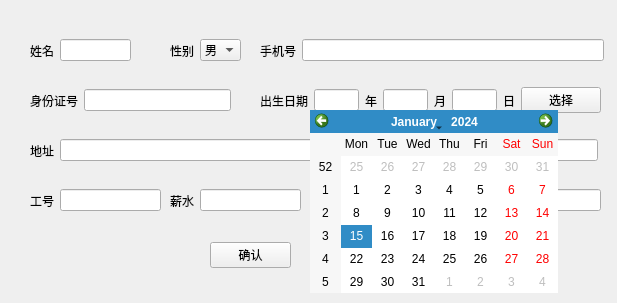
Old version of the form 622/DetailChangeable.ui in the repository w2507154692/Qt.
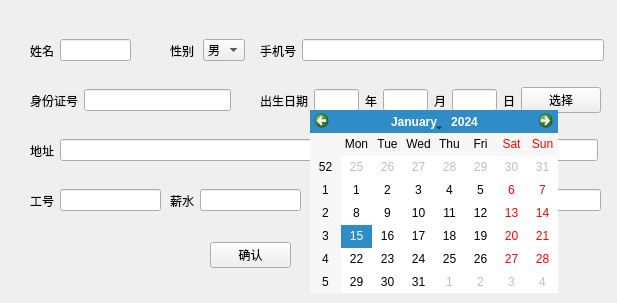
New version of the form. Icons and pictures are not drawn.

Diff of the .ui file:
```diff
--- a/622/DetailChangeable.ui
+++ b/622/DetailChangeable.ui
@@ -341,7 +341,7 @@
     <rect>
      <x>170</x>
      <y>30</y>
-     <width>71</width>
+     <width>75</width>
      <height>41</height>
     </rect>
    </property>
```
Left out of the diff: 3 changed lines with no effect on the pictures.
